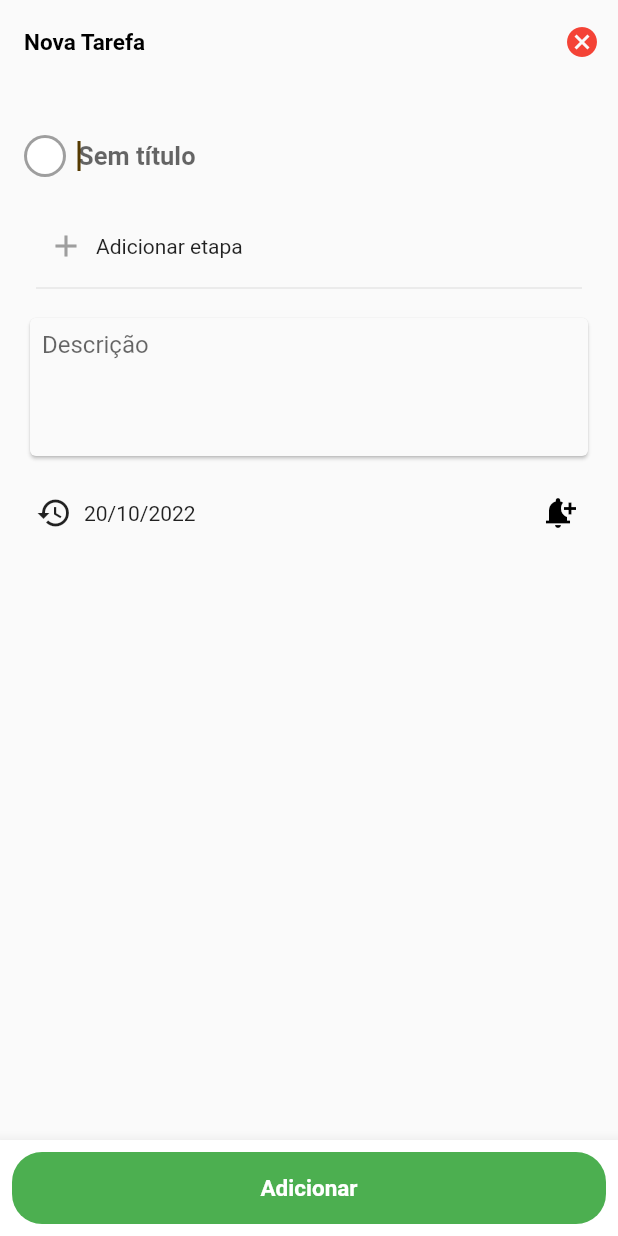
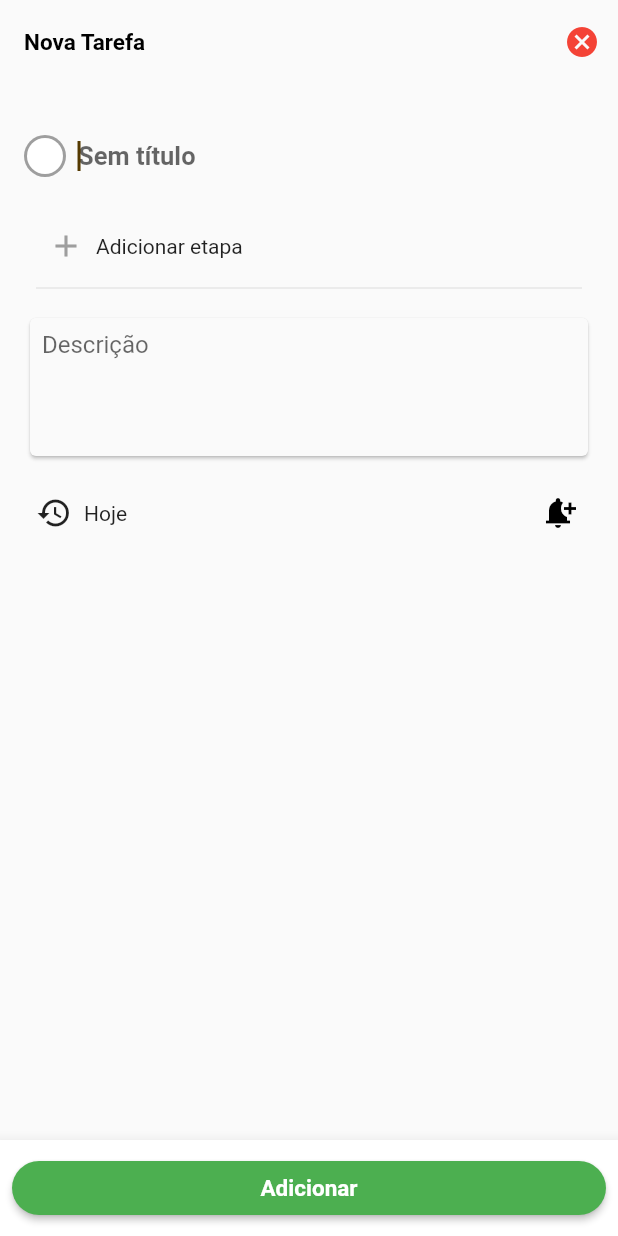
Before and after one commit to diegodanielsantana00/vexa_todo, a Flutter app: the screen it shows after launch, after a tap on the "add" icon, on a phone screen of 412 x 824 dp. Run offline on Flutter 3.47's test engine with Material 2 defaults, Android fonts, the light colour scheme and no system bars; our stand-ins replace flutter_datetime_picker, flutter_local_notifications, sqflite, timezone; accounts and stored records are empty.

Commit message:
20-10-2022 --> Notification Config

```diff
--- a/lib/Common/GlobalFunctions.dart
+++ b/lib/Common/GlobalFunctions.dart
@@ -1,4 +1,17 @@
+import 'package:flutter/material.dart';
+
 String GetNameMonth(int month) {
   List months = ['Janeiro', 'Fevereiro', 'Março', 'Abril', 'Maio', 'Junho', 'Julho', 'Agosto', 'Setembro', 'Outubro', 'Novembro', 'Dezembro'];
   return months[month - 1];
 }
+
+ButtonStyle styleButtonDefaut() {
+  return TextButton.styleFrom(
+    shape: RoundedRectangleBorder(
+      borderRadius: BorderRadius.circular(20.0),
+    ),
+
+    backgroundColor: Colors.green,
+    padding: EdgeInsets.all(0),
+  );
+}
--- a/lib/Screens/Home/Views/add_task_screen.dart
+++ b/lib/Screens/AddTask/Views/add_task_screen.dart
@@ -1,11 +1,13 @@
 // ignore_for_file: prefer_const_constructors, prefer_const_literals_to_create_immutables, use_build_context_synchronously
 
 import 'package:flutter/material.dart';
+import 'package:vexa_todo/Common/GlobalFunctions.dart';
 import 'package:vexa_todo/Common/Navigator.dart';
+import 'package:vexa_todo/Common/Notification.dart';
 import 'package:vexa_todo/Common/SQLiteHelper.dart';
 import 'package:vexa_todo/Screens/Home/Models/Task.dart';
 import 'package:vexa_todo/Screens/Home/Models/Type.dart';
-import 'package:vexa_todo/Screens/Home/Widget/AddTaskScreenWidgets.dart';
+import 'package:vexa_todo/Screens/AddTask/Widgets/AddTaskScreenWidgets.dart';
 
 class AddTaskScreen extends StatefulWidget {
   const AddTaskScreen({Key? key}) : super(key: key);
@@ -70,12 +72,8 @@ class _AddTaskScreenState extends State<AddTaskScreen> {
           shape: const CircularNotchedRectangle(),
           child: Padding(
             padding: const EdgeInsets.all(8.0),
-            child: FlatButton(
-                shape: RoundedRectangleBorder(
-                  borderRadius: BorderRadius.circular(20.0),
-                ),
-                padding: EdgeInsets.symmetric(vertical: 15, horizontal: 30),
-                color: Colors.green,
+            child: ElevatedButton(
+                style: styleButtonDefaut(),
                 onPressed: () async {
                   //DatabaseHelper().executeStringLocal("DELETE FROM task;");
                   //DatabaseHelper().executeStringLocal("DELETE FROM task_type;");
@@ -93,6 +91,10 @@ class _AddTaskScreenState extends State<AddTaskScreen> {
                     element.check_task = "N";
                     DatabaseHelper().insertDatabase("task_type", element);
                   }
+                  NotificationCommon notification = NotificationCommon();
+                  await notification.startClass();
+                  await notification.creteNotification("title1", "body1", widgetsScreen.selectNotification.millisecondsSinceEpoch + 10000, "channel");
+
                   Navigator.pop(context, true);
                 },
                 child: Text("Adicionar", style: TextStyle(fontSize: 15, fontWeight: FontWeight.w700, color: Colors.white))),
--- a/lib/Screens/Home/Widget/AddTaskScreenWidgets.dart
+++ b/lib/Screens/AddTask/Widgets/AddTaskScreenWidgets.dart
@@ -170,10 +170,9 @@ class AddTaskWidget {
   Widget DateTimeProTextField(BuildContext context) {
     return GestureDetector(
       onTap: () {
-        DatePicker.showDateTimePicker(context,
+        DatePicker.showDatePicker(context,
             showTitleActions: true,
-            minTime: DateTime.now().add(Duration(days: 1)),
-            maxTime: DateTime.now().add(Duration(days: 6000)),
+            minTime: DateTime.now().add(Duration(hours: 1)),
             theme: DatePickerTheme(
                 headerColor: Colors.white,
                 backgroundColor: Colors.white,
@@ -186,10 +185,13 @@ class AddTaskWidget {
       child: Container(
         color: Colors.transparent,
         child: Row(
-          children: [Padding(
-            padding: const EdgeInsets.all(8.0),
-            child: Icon(Icons.restore_outlined),
-          ), Text(formatter.format(selectNotificationPro))],
+          children: [
+            Padding(
+              padding: const EdgeInsets.all(8.0),
+              child: Icon(Icons.restore_outlined),
+            ),
+            Text(selectNotificationPro.day == DateTime.now().day && selectNotificationPro.month == DateTime.now().month  && selectNotificationPro.year == DateTime.now().year  ? "Hoje" : formatter.format(selectNotificationPro))
+          ],
         ),
       ),
     );
--- a/lib/Screens/Home/Views/home_screen.dart
+++ b/lib/Screens/Home/Views/home_screen.dart
@@ -2,9 +2,10 @@
 
 import 'package:flutter/material.dart';
 import 'package:flutter_datetime_picker/flutter_datetime_picker.dart';
+import 'package:flutter_local_notifications/flutter_local_notifications.dart';
 import 'package:vexa_todo/Common/GlobalFunctions.dart';
 import 'package:vexa_todo/Common/Navigator.dart';
-import 'package:vexa_todo/Screens/Home/Views/add_task_screen.dart';
+import 'package:vexa_todo/Screens/AddTask/Views/add_task_screen.dart';
 import 'package:vexa_todo/Screens/Home/Widget/HomeScreenWidgets.dart';
 
 class HomeScreen extends StatefulWidget {
@@ -22,22 +23,19 @@ class _HomeScreenState extends State<HomeScreen> {
     return Scaffold(
       appBar: AppBar(
         title: Row(
-          // mainAxisAlignment: MainAxisAlignment.center,
           crossAxisAlignment: CrossAxisAlignment.center,
           children: [
             GestureDetector(
-              onTap: () {
-                DatePicker.showDateTimePicker(context,
+              onTap: (){
+                //FlutterLocalNotificationsPlugin.resolvePlatformSpecificImplementation<AndroidFlutterLocalNotificationsPlugin>()?.requestPermission();
+                DatePicker.showDatePicker(context,
                     showTitleActions: true,
-                    minTime: DateTime.now().add(Duration(hours: -1)),
-                    maxTime: DateTime.now().add(Duration(days: 10)),
                     theme: DatePickerTheme(
                         headerColor: Colors.white,
                         backgroundColor: Colors.white,
                         itemStyle: TextStyle(color: Colors.black, fontSize: 18),
                         doneStyle: TextStyle(color: Colors.green, fontSize: 16)), onConfirm: (date) {
                   selectDate = date;
-                  // boolSelectNotification = true;
                   (context as Element).reassemble();
                 }, currentTime: selectDate, locale: LocaleType.pt);
               },
@@ -61,6 +59,12 @@ class _HomeScreenState extends State<HomeScreen> {
         actions: [
           IconButton(
               onPressed: () async {
+
+              },
+              icon: Icon(Icons.remove_red_eye),
+              color: Colors.black),
+          IconButton(
+              onPressed: () async {
                 bool result = await NavigatorController().navigatorToReturn(context, AddTaskScreen());
                 if (result) {
                   setState(() {});
--- a/pubspec.yaml
+++ b/pubspec.yaml
@@ -38,6 +38,7 @@ dependencies:
   path_provider: ^2.0.11
   flutter_datetime_picker: ^1.5.1
   intl: ^0.17.0
+  flutter_local_notifications: ^12.0.2
 
 dev_dependencies:
   flutter_test:
```
Also changed, not shown: lib/Common/Notification.dart (added, +47 -0 lines), pubspec.lock, 7 other files.
